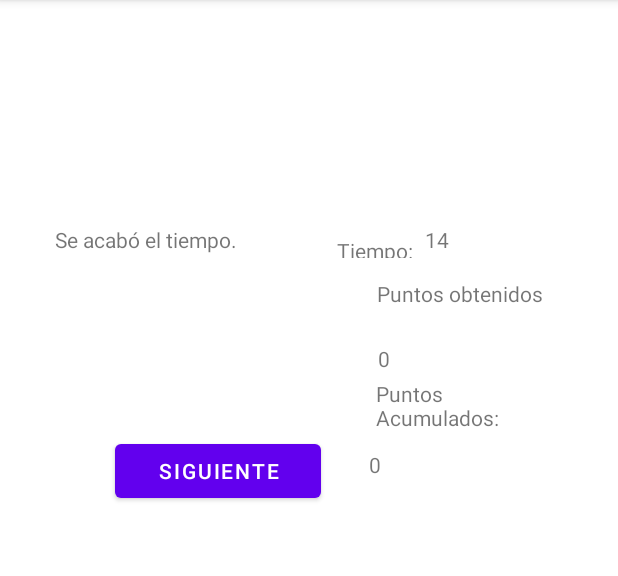
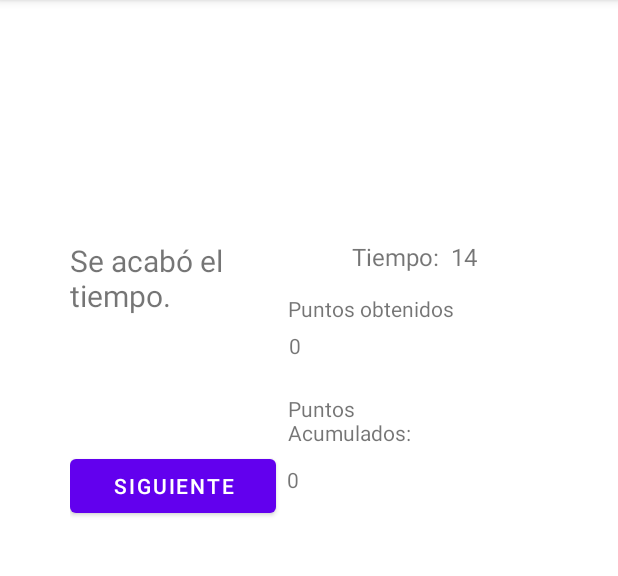
Before and after one commit to Ivangb0/Proyecto-PSW, an Android app: the PruebaLayout screen opened directly, with no data from a screen before it, on a phone screen of 412 x 824 dp, the part 84-660 px from its top. Run offline under Robolectric (Android 15) with nearby library versions, the phone set to English and light mode, and no system bars; 18 statements that could not run were skipped.

Commit message:
refactoring, cambio en buttonAbandonar y ajuste de xml

```diff
--- a/app/src/main/java/com/example/odswix/PruebaLayout.java
+++ b/app/src/main/java/com/example/odswix/PruebaLayout.java
@@ -165,6 +165,7 @@ public class PruebaLayout extends AppCompatActivity {
         startActivity(intent);
         this.finish();
     }
+
     public void reiniciarTimer() {
         countDownTimer = new CountDownTimer(duration * 1000, 1000) {
             @Override
@@ -240,6 +241,8 @@ public class PruebaLayout extends AppCompatActivity {
         imageViewODS.setVisibility(View.INVISIBLE);
         textViewPuntConsol.setVisibility(View.INVISIBLE);
         textViewPtosCon.setVisibility(View.INVISIBLE);
+        buttonAbandonar.setVisibility(View.INVISIBLE);
+        buttonAbandonar.setClickable(false);
     }
     public void pressConsolidar(View view){
         textView5.setText("");
@@ -261,7 +264,19 @@ public class PruebaLayout extends AppCompatActivity {
         textViewPtosAcums.setText(String.valueOf(puntosAcum));
         textViewPtosAcums.setVisibility(View.VISIBLE);
     }
+
+    public void respuestaCorrecta() {
+        numPregunta++;
+        puntosAcum += puntosPregunta;
+        textView21.setText("Respuesta correcta.");
+        puntosCuandoCorrecta();
+        esconderTodo();
+        buttonSiguiente.setText("Siguiente");
+        mostrarSiguiente();
+    }
     public void comprobarCorrecta(View view) {
+        buttonAbandonar.setVisibility(View.INVISIBLE);
+        buttonAbandonar.setClickable(false);
         textViewTiempoC.setVisibility(View.VISIBLE);
         textViewTiempoCons.setVisibility(View.VISIBLE);
         countDownTimer.cancel();
@@ -274,37 +289,13 @@ public class PruebaLayout extends AppCompatActivity {
         puntosPregunta = Integer.parseInt(textViewPuntosXPreg.getText().toString());
 
         if (findViewById(R.id.buttonResp1).isPressed() && respuestasPreg.get(0).esCorrecta) {
-            numPregunta++;
-            puntosAcum += puntosPregunta;
-            textView21.setText("Respuesta correcta.");
-            puntosCuandoCorrecta();
-            esconderTodo();
-            buttonSiguiente.setText("Siguiente");
-            mostrarSiguiente();
+            respuestaCorrecta();
         } else if (findViewById(R.id.buttonResp2).isPressed() && respuestasPreg.get(1).esCorrecta) {
-            numPregunta++;
-            puntosAcum += puntosPregunta;
-            textView21.setText("Respuesta correcta.");
-            puntosCuandoCorrecta();
-            esconderTodo();
-            buttonSiguiente.setText("Siguiente");
-            mostrarSiguiente();
+            respuestaCorrecta();
         } else if (findViewById(R.id.buttonResp3).isPressed() && respuestasPreg.get(2).esCorrecta) {
-            numPregunta++;
-            puntosAcum += puntosPregunta;
-            textView21.setText("Respuesta correcta.");
-            puntosCuandoCorrecta();
-            esconderTodo();
-            buttonSiguiente.setText("Siguiente");
-            mostrarSiguiente();
+            respuestaCorrecta();
         } else if (findViewById(R.id.buttonResp4).isPressed() && respuestasPreg.get(3).esCorrecta) {
-            numPregunta++;
-            puntosAcum += puntosPregunta;
-            textView21.setText("Respuesta correcta.");
-            puntosCuandoCorrecta();
-            esconderTodo();
-            buttonSiguiente.setText("Siguiente");
-            mostrarSiguiente();
+            respuestaCorrecta();
         } else {
             vidas--;
             if (puntosAcum >= puntosPregunta * 2) {
--- a/app/src/main/java/com/example/odswix/RetoPregunta.java
+++ b/app/src/main/java/com/example/odswix/RetoPregunta.java
@@ -143,7 +143,6 @@ public class RetoPregunta extends AppCompatActivity{
         //asignamos a los componentes del xml variables con el texto
         textoPregunta = findViewById(R.id.textView5);
         textoDificultad = findViewById(R.id.textView20);
-
         botonResp1 = (Button) findViewById(R.id.buttonResp1);
         botonResp2 = (Button) findViewById(R.id.buttonResp2);
         botonResp3 = (Button) findViewById(R.id.buttonResp3);
--- a/app/src/main/res/layout/abandonarpartida.xml
+++ b/app/src/main/res/layout/abandonarpartida.xml
@@ -33,7 +33,7 @@
         android:id="@+id/textView29"
         android:layout_width="89dp"
         android:layout_height="57dp"
-        android:layout_marginStart="16dp"
+        android:layout_marginStart="5dp"
         android:layout_marginTop="44dp"
         android:text="2000"
         android:textSize="20sp"
--- a/app/src/main/res/layout/retopregunta.xml
+++ b/app/src/main/res/layout/retopregunta.xml
@@ -13,7 +13,7 @@
         android:layout_width="155dp"
         android:layout_height="55dp"
         android:layout_marginStart="156dp"
-        android:layout_marginBottom="50dp"
+        android:layout_marginBottom="80dp"
         android:text="Puntuación acumulada:"
         app:layout_constraintBottom_toBottomOf="parent"
         app:layout_constraintEnd_toStartOf="@+id/textViewPuntAcum"
@@ -22,12 +22,12 @@
 
     <TextView
         android:id="@+id/textView23"
-        android:layout_width="68dp"
+        android:layout_width="56dp"
         android:layout_height="17dp"
-        android:layout_marginStart="44dp"
-        android:layout_marginTop="52dp"
-        android:layout_marginEnd="4dp"
+        android:layout_marginStart="38dp"
+        android:layout_marginTop="45dp"
         android:text="Puntos:"
+        android:textSize="16sp"
         app:layout_constraintEnd_toStartOf="@+id/textViewPuntosXPreg"
         app:layout_constraintStart_toStartOf="parent"
         app:layout_constraintTop_toTopOf="parent" />
@@ -36,10 +36,12 @@
         android:id="@+id/textViewPuntosXPreg"
         android:layout_width="68dp"
         android:layout_height="17dp"
-        android:layout_marginStart="100dp"
-        android:layout_marginTop="52dp"
+        android:layout_marginStart="95dp"
+        android:layout_marginTop="46dp"
         android:text="Puntos:"
+        android:textSize="16sp"
         app:layout_constraintEnd_toStartOf="@+id/textView20"
+        app:layout_constraintHorizontal_bias="0.0"
         app:layout_constraintStart_toStartOf="parent"
         app:layout_constraintTop_toTopOf="parent" />
 
@@ -47,11 +49,12 @@
         android:id="@+id/textViewNumPreg"
         android:layout_width="59dp"
         android:layout_height="21dp"
-        android:layout_marginStart="112dp"
-        android:layout_marginTop="25dp"
+        android:layout_marginStart="115dp"
+        android:layout_marginTop="23dp"
         android:layout_marginEnd="21dp"
         android:layout_marginBottom="6dp"
         android:text="Pregunta"
+        android:textSize="16sp"
         app:layout_constraintBottom_toTopOf="@+id/textViewPuntosXPreg"
         app:layout_constraintEnd_toStartOf="@+id/textView26"
         app:layout_constraintStart_toStartOf="parent"
@@ -61,8 +64,10 @@
         android:id="@+id/textView20"
         android:layout_width="112dp"
         android:layout_height="18dp"
-        android:layout_marginStart="184dp"
+        android:layout_marginStart="200dp"
+        android:layout_marginTop="2dp"
         android:text="Dificultad:"
+        android:textSize="16sp"
         app:layout_constraintEnd_toStartOf="@+id/buttonPausa"
         app:layout_constraintStart_toStartOf="parent"
         app:layout_constraintTop_toBottomOf="@+id/textView26" />
@@ -72,11 +77,11 @@
         android:layout_width="321dp"
         android:layout_height="63dp"
         android:layout_marginStart="45dp"
-        android:layout_marginTop="10dp"
         android:layout_marginEnd="45dp"
         android:layout_marginBottom="3dp"
         android:onClick="comprobarCorrecta"
         android:text="Button"
+        android:textSize="10sp"
         app:layout_constraintBottom_toTopOf="@+id/buttonResp2"
         app:layout_constraintEnd_toEndOf="parent"
         app:layout_constraintStart_toStartOf="parent"
@@ -92,6 +97,7 @@
         android:layout_marginBottom="10dp"
         android:onClick="comprobarCorrecta"
         android:text="Button"
+        android:textSize="10sp"
         app:layout_constraintBottom_toTopOf="@+id/buttonResp4"
         app:layout_constraintEnd_toEndOf="parent"
         app:layout_constraintStart_toStartOf="parent"
@@ -107,6 +113,7 @@
         android:layout_marginBottom="15dp"
         android:onClick="comprobarCorrecta"
         android:text="Button"
+        android:textSize="10sp"
         app:layout_constraintBottom_toTopOf="@+id/textView6"
         app:layout_constraintEnd_toEndOf="parent"
         app:layout_constraintStart_toStartOf="parent"
@@ -117,9 +124,10 @@
         android:layout_width="112dp"
         android:layout_height="18dp"
         android:layout_marginStart="184dp"
-        android:layout_marginTop="25dp"
+        android:layout_marginTop="20dp"
         android:layout_marginEnd="32dp"
         android:text="Dificultad:"
+        android:textSize="16sp"
         app:layout_constraintBottom_toTopOf="@+id/textView20"
         app:layout_constraintEnd_toStartOf="@+id/buttonPausa"
         app:layout_constraintStart_toStartOf="parent"
@@ -129,24 +137,25 @@
         android:id="@+id/textViewPuntAcum"
         android:layout_width="85dp"
         android:layout_height="33dp"
-        android:layout_marginBottom="5dp"
+        android:layout_marginTop="7dp"
+        android:layout_marginBottom="1dp"
         android:text="500"
         app:layout_constraintBottom_toBottomOf="parent"
         app:layout_constraintEnd_toEndOf="parent"
         app:layout_constraintStart_toEndOf="@+id/textView6"
         app:layout_constraintTop_toBottomOf="@+id/buttonResp4"
-        app:layout_constraintVertical_bias="0.35" />
+        app:layout_constraintVertical_bias="0.285" />
 
     <TextView
         android:id="@+id/textView5"
         android:layout_width="345dp"
         android:layout_height="221dp"
-        android:layout_marginStart="45dp"
-        android:layout_marginTop="150dp"
-        android:layout_marginEnd="30dp"
+        android:layout_marginStart="60dp"
+        android:layout_marginTop="200dp"
+        android:layout_marginEnd="20dp"
         android:layout_marginBottom="12dp"
         android:text="TextView"
-        android:textSize="24sp"
+        android:textSize="20sp"
         app:layout_constraintBottom_toTopOf="@+id/buttonResp1"
         app:layout_constraintEnd_toEndOf="parent"
         app:layout_constraintHorizontal_bias="1.0"
@@ -155,9 +164,9 @@
 
     <ImageView
         android:id="@+id/imageViewODS"
-        android:layout_width="76dp"
-        android:layout_height="100dp"
-        android:layout_marginTop="150dp"
+        android:layout_width="88dp"
+        android:layout_height="98dp"
+        android:layout_marginTop="120dp"
         android:layout_marginEnd="15dp"
         app:layout_constraintEnd_toEndOf="@+id/textView5"
         app:layout_constraintTop_toTopOf="@+id/textView5"
@@ -167,11 +176,12 @@
         android:id="@+id/textView24"
         android:layout_width="72dp"
         android:layout_height="21dp"
-        android:layout_marginStart="44dp"
-        android:layout_marginTop="25dp"
+        android:layout_marginStart="40dp"
+        android:layout_marginTop="20dp"
         android:layout_marginEnd="1dp"
         android:layout_marginBottom="3dp"
         android:text="Pregunta:"
+        android:textSize="16sp"
         app:layout_constraintBottom_toTopOf="@+id/textViewPuntosXPreg"
         app:layout_constraintEnd_toStartOf="@+id/textViewNumPreg"
         app:layout_constraintStart_toStartOf="parent"
@@ -181,9 +191,9 @@
         android:id="@+id/buttonPistas"
         android:layout_width="wrap_content"
         android:layout_height="wrap_content"
-        android:layout_marginStart="24dp"
+        android:layout_marginStart="60dp"
         android:layout_marginEnd="44dp"
-        android:layout_marginBottom="28dp"
+        android:layout_marginBottom="10dp"
         android:text="Pistas"
         app:layout_constraintBottom_toBottomOf="parent"
         app:layout_constraintEnd_toStartOf="@+id/textView6"
@@ -217,6 +227,7 @@
         android:layout_marginBottom="6dp"
         android:onClick="comprobarCorrecta"
         android:text="Button"
+        android:textSize="10sp"
         app:layout_constraintBottom_toTopOf="@+id/buttonResp3"
         app:layout_constraintEnd_toEndOf="parent"
         app:layout_constraintStart_toStartOf="parent"
@@ -239,7 +250,7 @@
             android:layout_width="109dp"
             android:layout_height="wrap_content"
             android:layout_alignBottom="@+id/buttonSiguiente"
-            android:layout_marginStart="37dp"
+            android:layout_marginStart="15dp"
             android:layout_marginBottom="50dp"
             android:layout_toEndOf="@+id/buttonConsolidar"
             android:text="Puntos Acumulados:" />
@@ -250,7 +261,7 @@
             android:layout_height="24dp"
             android:layout_alignEnd="@+id/textViewPtosTots"
             android:layout_alignBottom="@+id/buttonSiguiente"
-            android:layout_marginStart="32dp"
+            android:layout_marginStart="7dp"
             android:layout_marginEnd="33dp"
             android:layout_marginBottom="14dp"
             android:layout_toEndOf="@+id/buttonSiguiente"
@@ -261,7 +272,7 @@
             android:layout_width="wrap_content"
             android:layout_height="wrap_content"
             android:layout_above="@+id/textViewPtosTots"
-            android:layout_marginStart="38dp"
+            android:layout_marginStart="15dp"
             android:layout_marginBottom="47dp"
             android:layout_toEndOf="@+id/buttonConsolidar"
             android:text="Puntos obtenidos" />
@@ -272,7 +283,7 @@
             android:layout_height="wrap_content"
             android:layout_above="@+id/textViewPtosAcums"
             android:layout_marginStart="-110dp"
-            android:layout_marginBottom="51dp"
+            android:layout_marginBottom="70dp"
             android:layout_toEndOf="@+id/textViewObtend"
             android:text="TextView" />
 
@@ -281,14 +292,15 @@
             android:layout_width="156dp"
             android:layout_height="54dp"
             android:layout_marginBottom="26dp"
-            android:text="Respuesta incorrecta." />
+            android:text="Respuesta incorrecta."
+            android:textSize="20sp" />
 
         <Button
             android:id="@+id/buttonConsolidar"
             android:layout_width="wrap_content"
             android:layout_height="wrap_content"
             android:layout_below="@+id/textView21"
-            android:layout_marginStart="-109dp"
+            android:layout_marginStart="-156dp"
             android:layout_marginTop="1dp"
             android:layout_toEndOf="@+id/textView21"
             android:onClick="pressConsolidar"
@@ -299,7 +311,7 @@
             android:layout_width="137dp"
             android:layout_height="wrap_content"
             android:layout_below="@+id/textView21"
-            android:layout_marginStart="40dp"
+            android:layout_marginStart="0dp"
             android:layout_marginTop="60dp"
             android:onClick="siguientePregunta"
             android:text="Siguiente pregunta" />
@@ -307,24 +319,26 @@
         <TextView
             android:id="@+id/textViewTiempoC"
             android:layout_width="wrap_content"
-            android:layout_height="wrap_content"
+            android:layout_height="30dp"
             android:layout_above="@+id/textViewObtend"
             android:layout_alignParentTop="true"
             android:layout_marginStart="32dp"
-            android:layout_marginTop="7dp"
-            android:layout_marginBottom="14dp"
+            android:layout_marginTop="0dp"
+            android:layout_marginBottom="7dp"
             android:layout_toEndOf="@+id/textView21"
-            android:text="Tiempo:" />
+            android:text="Tiempo:"
+            android:textSize="16sp" />
 
         <TextView
             android:id="@+id/textViewTiempoCons"
             android:layout_width="wrap_content"
-            android:layout_height="wrap_content"
+            android:layout_height="34dp"
             android:layout_above="@+id/textViewObtend"
             android:layout_marginStart="8dp"
-            android:layout_marginBottom="18dp"
+            android:layout_marginBottom="9dp"
             android:layout_toEndOf="@+id/textViewTiempoC"
-            android:text="TextView" />
+            android:text="TextView"
+            android:textSize="16sp" />
 
     </RelativeLayout>
 
@@ -332,9 +346,10 @@
         android:id="@+id/textView30"
         android:layout_width="54dp"
         android:layout_height="24dp"
-        android:layout_marginStart="45dp"
+        android:layout_marginStart="38dp"
         android:layout_marginTop="10dp"
         android:text="Tiempo"
+        android:textSize="16sp"
         app:layout_constraintStart_toStartOf="parent"
         app:layout_constraintTop_toBottomOf="@+id/textView23" />
 
@@ -345,16 +360,18 @@
         android:layout_marginStart="8dp"
         android:layout_marginTop="10dp"
         android:text="TextView"
+        android:textSize="16sp"
         app:layout_constraintStart_toEndOf="@+id/textView30"
         app:layout_constraintTop_toBottomOf="@+id/textViewPuntosXPreg" />
 
     <TextView
         android:id="@+id/textView33"
-        android:layout_width="64dp"
-        android:layout_height="27dp"
-        android:layout_marginStart="19dp"
-        android:layout_marginTop="18dp"
+        android:layout_width="50dp"
+        android:layout_height="28dp"
+        android:layout_marginStart="24dp"
+        android:layout_marginTop="16dp"
         android:text="Vidas:"
+        android:textSize="16sp"
         app:layout_constraintStart_toEndOf="@+id/textViewTiempo"
         app:layout_constraintTop_toBottomOf="@+id/textView20" />
 
@@ -362,8 +379,9 @@
         android:id="@+id/textViewVidas"
         android:layout_width="74dp"
         android:layout_height="26dp"
-        android:layout_marginTop="18dp"
+        android:layout_marginTop="16dp"
         android:text="TextView"
+        android:textSize="16sp"
         app:layout_constraintStart_toEndOf="@+id/textView33"
         app:layout_constraintTop_toBottomOf="@+id/textView20" />
 
@@ -371,8 +389,8 @@
         android:id="@+id/textViewPuntConsol"
         android:layout_width="wrap_content"
         android:layout_height="wrap_content"
-        android:layout_marginStart="48dp"
-        android:layout_marginTop="48dp"
+        android:layout_marginStart="25dp"
+        android:layout_marginTop="35dp"
         android:text="Puntuación consolidada:"
         app:layout_constraintStart_toEndOf="@+id/buttonPistas"
         app:layout_constraintTop_toBottomOf="@+id/buttonResp4" />
@@ -381,21 +399,23 @@
         android:id="@+id/textViewPtosCon"
         android:layout_width="73dp"
         android:layout_height="21dp"
-        android:layout_marginStart="4dp"
-        android:layout_marginTop="48dp"
+        android:layout_marginStart="6dp"
+        android:layout_marginTop="35dp"
         android:text="500"
-        app:layout_constraintStart_toEndOf="@+id/textViewPuntConsol"
+        app:layout_constraintStart_toEndOf="@+id/textView6"
         app:layout_constraintTop_toBottomOf="@+id/buttonResp4" />
 
     <Button
         android:id="@+id/buttonAbandonar"
-        android:layout_width="100dp"
+        android:layout_width="105dp"
         android:layout_height="50dp"
-        android:layout_marginStart="8dp"
-        android:layout_marginBottom="5dp"
+        android:layout_marginStart="1dp"
+        android:layout_marginEnd="25dp"
+        android:layout_marginBottom="10dp"
         android:onClick="botonAbandonar"
-        android:text="Quit"
+        android:text="Salir"
         app:layout_constraintBottom_toTopOf="@+id/textViewVidas"
+        app:layout_constraintEnd_toEndOf="parent"
         app:layout_constraintStart_toEndOf="@+id/textView20" />
 
 </androidx.constraintlayout.widget.ConstraintLayout>
```
